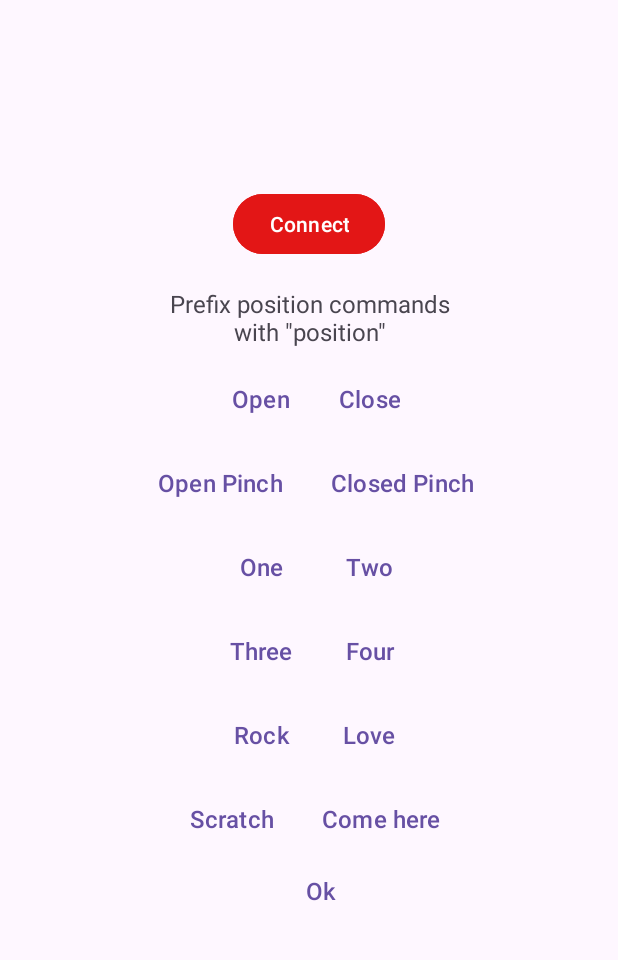
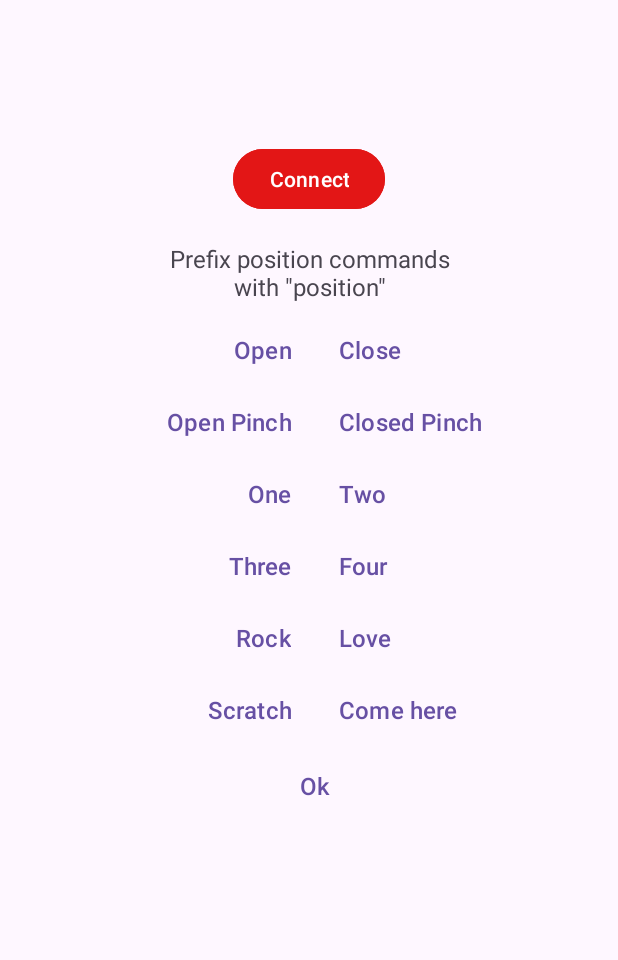
Before and after one commit to reivaxy/kinetix, an Android app: the screen it shows after launch (MainActivity), on a phone screen of 412 x 824 dp, the part 70-1030 px from its top. Run offline under Robolectric (Android 15) with nearby library versions, the phone set to English and light mode, and no system bars; our stand-ins replace navigation-ui.

Commit message:
Listener on preferences New centered layout

```diff
--- a/Apps/Android/app/src/main/java/fr/reivaxy/kinetix/FirstFragment.java
+++ b/Apps/Android/app/src/main/java/fr/reivaxy/kinetix/FirstFragment.java
@@ -16,6 +16,7 @@ import android.view.LayoutInflater;
 import android.view.View;
 import android.view.ViewGroup;
 import android.widget.Button;
+import android.widget.LinearLayout;
 
 import androidx.annotation.NonNull;
 import androidx.appcompat.content.res.AppCompatResources;
@@ -33,6 +34,7 @@ public class FirstFragment extends Fragment {
 
     private HandHandler handHandler;
     private final static String TAG = FirstFragment.class.getSimpleName();
+    private SharedPreferences.OnSharedPreferenceChangeListener preferenceChangeListener;
 
     private ColorStateList defaultTintList = null;
     private final BroadcastReceiver connectionReceiver = new BroadcastReceiver() {
@@ -60,6 +62,9 @@ public class FirstFragment extends Fragment {
 
     public void onViewCreated(@NonNull View view, Bundle savedInstanceState) {
         super.onViewCreated(view, savedInstanceState);
+        VoiceStatusUI vsui = new VoiceStatusUI(binding.textViewSpeechLocale,
+                binding.textViewSpeechStatus, binding.textViewSpeechResult);
+        handHandler = HandHandler.getInstance(this, vsui);
 
         LocalBroadcastManager.getInstance(getContext()).registerReceiver(connectionReceiver,
                 new IntentFilter(BluetoothHandler.ACTION_GATT_CONNECTED));
@@ -69,20 +74,22 @@ public class FirstFragment extends Fragment {
         defaultTintList = binding.buttonOpenPinch.getBackgroundTintList(); // whichever
 
         SharedPreferences preferences = PreferenceManager.getDefaultSharedPreferences(getContext());
-        String buttonsPosition = preferences.getString(getString(R.string.buttonsPositionKey), "center");
-        if (buttonsPosition.equals("right")) {
-            binding.buttonList.setGravity(RIGHT);
-        }
-        if (buttonsPosition.equals("left")) {
-            binding.buttonList.setGravity(LEFT);
-        }
-        if (buttonsPosition.equals("center")) {
-            binding.buttonList.setGravity(CENTER);
-        }
 
-        VoiceStatusUI vsui = new VoiceStatusUI(binding.textViewSpeechLocale,
-                binding.textViewSpeechStatus, binding.textViewSpeechResult);
-        handHandler = HandHandler.getInstance(this, vsui);
+        // Set up the SharedPreferences listener
+        preferenceChangeListener = new SharedPreferences.OnSharedPreferenceChangeListener() {
+            @Override
+            public void onSharedPreferenceChanged(SharedPreferences sharedPreferences, String key) {
+                if (key.equals(getString(R.string.buttonsPositionKey))) {
+                    updateButtonPosition(sharedPreferences);
+                }
+                if (key.equals(getString(R.string.voiceControlKey))) {
+                    updateVoiceControl(sharedPreferences);
+                }
+            }
+        };
+        preferences.registerOnSharedPreferenceChangeListener(preferenceChangeListener);
+        updateButtonPosition(preferences);
+        updateVoiceControl(preferences);
 
         binding.buttonFist.setOnClickListener(v -> {
                     sendPosition("fist", binding.buttonFist);
@@ -121,11 +128,6 @@ public class FirstFragment extends Fragment {
                 }
         );
 
-//        binding.buttonFive.setOnClickListener(v -> {
-//                    sendPosition("five", R.id.button_five);
-//                }
-//        );
-
         binding.buttonOk.setOnClickListener(v -> {
                     sendPosition("ok", binding.buttonOk);
                 }
@@ -155,6 +157,36 @@ public class FirstFragment extends Fragment {
                     handHandler.connect();
                 }
         );
+    }
+
+    private void updateVoiceControl(SharedPreferences preferences) {
+        boolean voiceControl = preferences.getBoolean(getString(R.string.voiceControlKey), false);
+        if (voiceControl) {
+            handHandler.start();
+        } else {
+            handHandler.stop();
+        }
+    }
+    private void updateButtonPosition(SharedPreferences preferences) {
+        String buttonsPosition = preferences.getString(getString(R.string.buttonsPositionKey), "center");
+        LinearLayout.LayoutParams paramsRight = (LinearLayout.LayoutParams) binding.buttonListRight.getLayoutParams();
+        LinearLayout.LayoutParams paramsLeft = (LinearLayout.LayoutParams) binding.buttonListLeft.getLayoutParams();
+        if (buttonsPosition.equals("right")) {
+            // Set the new weight
+            paramsRight.weight = 0;
+            paramsLeft.weight = 2;
+        }
+        if (buttonsPosition.equals("left")) {
+            paramsRight.weight = 2;
+            paramsLeft.weight = 0;
+        }
+        if (buttonsPosition.equals("center")) {
+            paramsRight.weight = 1;
+            paramsLeft.weight = 1;
+        }
+        // Apply the updated LayoutParams back to the view
+        binding.buttonListLeft.setLayoutParams(paramsLeft);
+        binding.buttonListRight.setLayoutParams(paramsRight);
     }
 
     public void emptyAddress() {
@@ -269,6 +301,7 @@ public class FirstFragment extends Fragment {
         }
         LocalBroadcastManager.getInstance(getContext()).unregisterReceiver(connectionReceiver);
 
+
     }
 
 }
--- a/Apps/Android/app/src/main/java/fr/reivaxy/kinetix/HandHandler.java
+++ b/Apps/Android/app/src/main/java/fr/reivaxy/kinetix/HandHandler.java
@@ -19,18 +19,15 @@ public class HandHandler {
     private static FirstFragment fragment = null;
     private static VoiceStatusUI voiceStatusUI = null;
     private CustomSTT cstt;
-    private final Pattern pattern = Pattern.compile(".*\\bposition (\\w*)\\b.*");
+    private final Pattern pattern1 = Pattern.compile(".*\\bposition (\\w*)\\b.*");
+
+    // Some positions are two words
+    private final Pattern pattern2 = Pattern.compile(".*\\bposition (\\w*\\b \\w*)\\b.*");
 
     private HandHandler(@NonNull FirstFragment fragment, @NonNull VoiceStatusUI voiceStatusUI) {
         this.fragment = fragment;
         this.voiceStatusUI = voiceStatusUI;
-        SharedPreferences preferences = PreferenceManager.getDefaultSharedPreferences(fragment.getContext());
-        boolean voiceControl = preferences.getBoolean(fragment.getString(R.string.voiceControlKey), false);
-        if (voiceControl) {
-            cstt = new CustomSTT(fragment.getActivity(), Locale.getDefault(), this);
-            cstt.startCustomSTT();
-        }
-
+        cstt = new CustomSTT(fragment.getActivity(), Locale.getDefault(), this);
     }
 
     public static HandHandler getInstance(@NonNull FirstFragment fragment, @NonNull VoiceStatusUI voiceStatusUI) {
@@ -77,21 +74,34 @@ public class HandHandler {
     }
 
     public void gotVocalMessage(String message) {
-        SharedPreferences preferences = PreferenceManager.getDefaultSharedPreferences(fragment.getContext());
-        boolean voiceControl = preferences.getBoolean(fragment.getString(R.string.voiceControlKey), false);
-        if (!voiceControl) {
+        if (message.startsWith("connect")) {
+            connect();
             return;
         }
+        Matcher matcher1 = pattern1.matcher(message);
+        if (!matcher1.matches()) {
+            Log.i(TAG, String.format("No pattern found in: '%s'", message));
+            return;
+        }
+        String position = matcher1.group(1);
+        Log.i(TAG, String.format("Position found: '%s'", position));
 
-        String translated = translateMessage(message);
+        String translated = translateMessage(position);
+        if (translated == null) {
+            Matcher matcher2 = pattern2.matcher(message);
+            if (!matcher2.matches()) {
+                Log.i(TAG, String.format("No pattern found in: '%s'", message));
+                return;
+            }
+            position = matcher2.group(1);
+            translated = translateMessage(position);
+        }
+
         Log.i(TAG, String.format("Translated '%s' to '%s'", message, translated));
         if (translated == null) {
             return;
         }
-        if ("connect".equals(translated)) {
-            connect();
-            return;
-        }
+
         if(translated.equalsIgnoreCase("calibration")) {
             return;
         }
@@ -109,17 +119,8 @@ public class HandHandler {
         }
     }
 
-    private String translateMessage(String message) {
-        if (message.startsWith("connect")) {
-            return "connect";
-        }
-        Matcher matcher = pattern.matcher(message);
-        if (!matcher.matches()) {
-            Log.i(TAG, String.format("No pattern found in: '%s'", message));
-            return null;
-        }
-        String position = matcher.group(1);
-        Log.i(TAG, String.format("Position found: '%s'", position));
+    private String translateMessage(String position) {
+
         voiceStatusUI.setResult(position);
 
         boolean checkFilter = false;
@@ -245,5 +246,19 @@ public class HandHandler {
         if (cstt != null) {
             cstt.stopCustomSTT();
         }
+        new Thread(new Runnable() {
+            public void run() {
+                try {
+                    Thread.sleep(200);
+                } catch ( InterruptedException e ) {
+                }
+                voiceStatusUI.clear();
+            }
+        }).start();
+    }
+    public void start() {
+        if (cstt != null) {
+            cstt.startCustomSTT();
+        }
     }
 }
--- a/Apps/Android/app/src/main/java/fr/reivaxy/kinetix/VoiceStatusUI.java
+++ b/Apps/Android/app/src/main/java/fr/reivaxy/kinetix/VoiceStatusUI.java
@@ -21,8 +21,8 @@ public class VoiceStatusUI {
         }
     }
 
-    public void setStatus(String value) {
-        if (language != null) {
+    public void setStatus(String value, boolean refresh) {
+        if (language != null && refresh) {
             status.setText(value);
         }
     }
@@ -33,6 +33,12 @@ public class VoiceStatusUI {
         }
     }
 
+    public void clear() {
+        result.setText("");
+        status.setText("");
+        language.setText("");
+    }
+
 
 
 }
--- a/Apps/Android/app/src/main/res/layout/fragment_first.xml
+++ b/Apps/Android/app/src/main/res/layout/fragment_first.xml
@@ -10,16 +10,34 @@
     tools:context=".FirstFragment">
 
     <LinearLayout
-        android:id="@+id/buttonList"
         android:layout_width="match_parent"
         android:layout_height="match_parent"
         android:gravity="center"
-        android:orientation="vertical">
+        android:orientation="horizontal"
+        android:weightSum="4"
+        >
+
+        <LinearLayout
+            android:id="@+id/buttonListLeft"
+            android:orientation="vertical"
+            android:layout_width="0dp"
+            android:layout_height="match_parent"
+            android:layout_weight="1">
+
+        </LinearLayout>
+        <LinearLayout
+            android:layout_width="wrap_content"
+            android:layout_height="wrap_content"
+            android:gravity="center"
+            android:orientation="vertical"
+            android:layout_weight="2"
+            android:weightSum="2">
 
             <TextView
                 android:id="@+id/textView_speech_locale"
                 android:layout_width="match_parent"
                 android:layout_height="wrap_content"
+                android:layout_weight="2"
                 android:gravity="center"
                 android:textSize="16sp" />
 
@@ -27,6 +45,7 @@
                 android:id="@+id/textView_speech_result"
                 android:layout_width="match_parent"
                 android:layout_height="wrap_content"
+                android:layout_weight="2"
                 android:gravity="center"
                 android:textSize="16sp" />
 
@@ -34,54 +53,48 @@
                 android:id="@+id/textView_speech_status"
                 android:layout_width="match_parent"
                 android:layout_height="wrap_content"
-            android:layout_marginTop="12dp"
+                android:layout_marginBottom="12dp"
+                android:layout_weight="2"
                 android:gravity="center"
                 android:textSize="16sp" />
 
-        <LinearLayout
-            android:layout_width="wrap_content"
-            android:layout_height="wrap_content"
-            android:gravity="center"
-            android:orientation="vertical"
-            android:paddingTop="30dp">
-
-            <LinearLayout
-                android:layout_width="wrap_content"
-                android:layout_height="56dp"
-                android:orientation="horizontal">
 
             <Button
                 android:id="@+id/button_connect"
                 android:layout_width="wrap_content"
                 android:layout_height="wrap_content"
                 android:layout_marginBottom="8dp"
+                android:layout_weight="2"
                 android:backgroundTint="@color/red"
                 android:text="@string/connect"
                 tools:layout_editor_absoluteX="135dp" />
-            </LinearLayout>
 
             <TextView
                 android:id="@+id/textView"
                 android:layout_width="wrap_content"
                 android:layout_height="wrap_content"
+                android:layout_weight="2"
+                android:width="200sp"
                 android:gravity="center"
-                android:width="200sp"
                 android:paddingTop="10dp"
                 android:paddingBottom="10dp"
                 android:text="@string/prefixPositionLabel"
                 android:textSize="16sp" />
 
             <LinearLayout
-                android:layout_width="wrap_content"
-                android:layout_height="56dp"
-
-                android:orientation="horizontal">
+                android:layout_width="match_parent"
+                android:layout_height="match_parent"
+                android:gravity="center"
+                android:orientation="horizontal"
+                android:weightSum="2">
 
                 <Button
                     android:id="@+id/button_open"
                     style="?android:attr/buttonBarButtonStyle"
-                    android:layout_width="wrap_content"
+                    android:layout_width="match_parent"
                     android:layout_height="wrap_content"
+                    android:layout_weight="1"
+                    android:gravity="end"
                     android:text="@string/open"
                     android:textSize="16sp"
                     app:layout_constraintEnd_toEndOf="parent"
@@ -91,8 +104,10 @@
                 <Button
                     android:id="@+id/button_fist"
                     style="?android:attr/buttonBarButtonStyle"
-                    android:layout_width="wrap_content"
+                    android:layout_width="match_parent"
                     android:layout_height="wrap_content"
+                    android:layout_weight="1"
+                    android:gravity="start"
                     android:text="@string/close"
                     android:textSize="16sp"
                     app:layout_constraintEnd_toEndOf="parent"
@@ -101,15 +116,19 @@
             </LinearLayout>
 
             <LinearLayout
-                android:layout_width="wrap_content"
-                android:layout_height="56dp"
-                android:orientation="horizontal">
+                android:layout_width="match_parent"
+                android:layout_height="match_parent"
+                android:gravity="center"
+                android:orientation="horizontal"
+                android:weightSum="2">
 
                 <Button
                     android:id="@+id/button_open_pinch"
                     style="?android:attr/buttonBarButtonStyle"
-                    android:layout_width="wrap_content"
+                    android:layout_width="match_parent"
                     android:layout_height="wrap_content"
+                    android:layout_weight="1"
+                    android:gravity="end"
                     android:text="@string/openPinch"
                     android:textSize="16sp"
                     app:layout_constraintEnd_toEndOf="parent"
@@ -119,8 +138,10 @@
                 <Button
                     android:id="@+id/button_close_pinch"
                     style="?android:attr/buttonBarButtonStyle"
-                    android:layout_width="wrap_content"
+                    android:layout_width="match_parent"
                     android:layout_height="wrap_content"
+                    android:layout_weight="1"
+                    android:gravity="start"
                     android:text="@string/closedPinch"
                     android:textSize="16sp"
                     app:layout_constraintEnd_toEndOf="parent"
@@ -129,16 +150,19 @@
             </LinearLayout>
 
             <LinearLayout
-                android:layout_width="wrap_content"
-                android:layout_height="56dp"
-
-                android:orientation="horizontal">
+                android:layout_width="match_parent"
+                android:layout_height="match_parent"
+                android:gravity="center"
+                android:orientation="horizontal"
+                android:weightSum="2">
 
                 <Button
                     android:id="@+id/button_one"
                     style="?android:attr/buttonBarButtonStyle"
-                    android:layout_width="wrap_content"
+                    android:layout_width="match_parent"
                     android:layout_height="wrap_content"
+                    android:layout_weight="1"
+                    android:gravity="end"
                     android:text="@string/one"
                     android:textSize="16sp"
                     app:layout_constraintEnd_toEndOf="parent"
@@ -148,8 +172,10 @@
                 <Button
                     android:id="@+id/button_two"
                     style="?android:attr/buttonBarButtonStyle"
-                    android:layout_width="wrap_content"
+                    android:layout_width="match_parent"
                     android:layout_height="wrap_content"
+                    android:layout_weight="1"
+                    android:gravity="start"
                     android:text="@string/two"
                     android:textSize="16sp"
                     app:layout_constraintEnd_toEndOf="parent"
@@ -158,16 +184,19 @@
             </LinearLayout>
 
             <LinearLayout
-                android:layout_width="wrap_content"
-                android:layout_height="56dp"
-
-                android:orientation="horizontal">
+                android:layout_width="match_parent"
+                android:layout_height="match_parent"
+                android:gravity="center"
+                android:orientation="horizontal"
+                android:weightSum="2">
 
                 <Button
                     android:id="@+id/button_three"
                     style="?android:attr/buttonBarButtonStyle"
-                    android:layout_width="wrap_content"
+                    android:layout_width="match_parent"
                     android:layout_height="wrap_content"
+                    android:layout_weight="1"
+                    android:gravity="end"
                     android:text="@string/three"
                     android:textSize="16sp"
                     app:layout_constraintEnd_toEndOf="parent"
@@ -177,8 +206,10 @@
                 <Button
                     android:id="@+id/button_four"
                     style="?android:attr/buttonBarButtonStyle"
-                    android:layout_width="wrap_content"
+                    android:layout_width="match_parent"
                     android:layout_height="wrap_content"
+                    android:layout_weight="1"
+                    android:gravity="start"
                     android:text="@string/four"
                     android:textSize="16sp"
                     app:layout_constraintEnd_toEndOf="parent"
@@ -187,16 +218,19 @@
             </LinearLayout>
 
             <LinearLayout
-                android:layout_width="wrap_content"
-                android:layout_height="56dp"
-
-                android:orientation="horizontal">
+                android:layout_width="match_parent"
+                android:layout_height="match_parent"
+                android:gravity="center"
+                android:orientation="horizontal"
+                android:weightSum="2">
 
                 <Button
                     android:id="@+id/button_rock"
                     style="?android:attr/buttonBarButtonStyle"
-                    android:layout_width="wrap_content"
+                    android:layout_width="match_parent"
                     android:layout_height="wrap_content"
+                    android:layout_weight="1"
+                    android:gravity="end"
                     android:text="@string/rock"
                     android:textSize="16sp"
                     app:layout_constraintEnd_toEndOf="parent"
@@ -206,8 +240,10 @@
                 <Button
                     android:id="@+id/button_love"
                     style="?android:attr/buttonBarButtonStyle"
-                    android:layout_width="wrap_content"
+                    android:layout_width="match_parent"
                     android:layout_height="wrap_content"
+                    android:layout_weight="1"
+                    android:gravity="start"
                     android:text="@string/love"
                     android:textSize="16sp"
                     app:layout_constraintEnd_toEndOf="parent"
@@ -216,15 +252,19 @@
             </LinearLayout>
 
             <LinearLayout
-                android:layout_width="wrap_content"
-                android:layout_height="wrap_content"
-                android:orientation="horizontal">
+                android:layout_width="match_parent"
+                android:layout_height="match_parent"
+                android:gravity="center"
+                android:orientation="horizontal"
+                android:weightSum="2">
 
                 <Button
                     android:id="@+id/button_scratch"
                     style="?android:attr/buttonBarButtonStyle"
-                    android:layout_width="wrap_content"
+                    android:layout_width="match_parent"
                     android:layout_height="wrap_content"
+                    android:layout_weight="1"
+                    android:gravity="end"
                     android:text="@string/scratch"
                     android:textSize="16sp"
                     app:layout_constraintEnd_toEndOf="parent"
@@ -234,29 +274,47 @@
                 <Button
                     android:id="@+id/button_come"
                     style="?android:attr/buttonBarButtonStyle"
-                    android:layout_width="wrap_content"
+                    android:layout_width="match_parent"
                     android:layout_height="wrap_content"
+                    android:layout_weight="1"
+                    android:gravity="start"
                     android:text="@string/come"
                     android:textSize="16sp"
                     app:layout_constraintEnd_toEndOf="parent"
                     app:layout_constraintStart_toStartOf="parent"
                     app:layout_constraintTop_toTopOf="parent" />
+            </LinearLayout>
 
-            </LinearLayout>
+            <LinearLayout
+                android:layout_width="match_parent"
+                android:layout_height="match_parent"
+                android:gravity="center"
+                android:orientation="horizontal"
+                android:weightSum="2">
 
                 <Button
                     android:id="@+id/button_ok"
                     style="?android:attr/buttonBarButtonStyle"
-                android:layout_width="wrap_content"
+                    android:layout_width="match_parent"
                     android:layout_height="wrap_content"
+                    android:layout_weight="2"
+                    android:gravity="center"
                     android:text="@string/ok"
                     android:textSize="16sp"
                     app:layout_constraintEnd_toEndOf="parent"
                     app:layout_constraintStart_toStartOf="parent"
                     app:layout_constraintTop_toTopOf="parent" />
+            </LinearLayout>
 
+        </LinearLayout>
+        <LinearLayout
+            android:id="@+id/buttonListRight"
+            android:orientation="vertical"
+            android:layout_width="0dp"
+            android:layout_height="match_parent"
+            android:layout_weight="1"
+            >
         </LinearLayout>
     </LinearLayout>
 
-
 </androidx.core.widget.NestedScrollView>
--- a/Apps/Android/app/src/main/res/values/strings.xml
+++ b/Apps/Android/app/src/main/res/values/strings.xml
@@ -64,12 +64,11 @@
     <string name="center">Center</string>
     <string name="right">Right</string>
     <string name="buttonsPositionKey" translatable="false">buttonsPosition</string>
-    <string name="buttonPositionSummary">You will need to restart the application to apply this setting</string>
     <string name="githubLink" translatable="false"><u>https://github.com/reivaxy/kinetix</u></string>
     <string name="ccLink" translatable="false"><u>https://creativecommons.org/licenses/by-nc-sa/4.0/</u></string>
     <string name="action_devices">Devices</string>
     <string name="title_activity_device_list" translatable="false">DeviceListActivity</string>
     <string name="large_text" translatable="false">Large Text ?</string>
-
+    <string name="languagePackageMessage">To use voice recognition in %s, you must download this offline language package in the Google Assistant, and restart the application</string>
 
 </resources>
```
Also changed, not shown: Apps/Android/app/src/main/java/fr/reivaxy/kinetix/CustomSTT.java (+62 -28 lines), Apps/Android/app/src/main/res/xml/root_preferences.xml (+3 -4 lines), 1 other file. Lines whose indentation alone changed are shown as unchanged.
